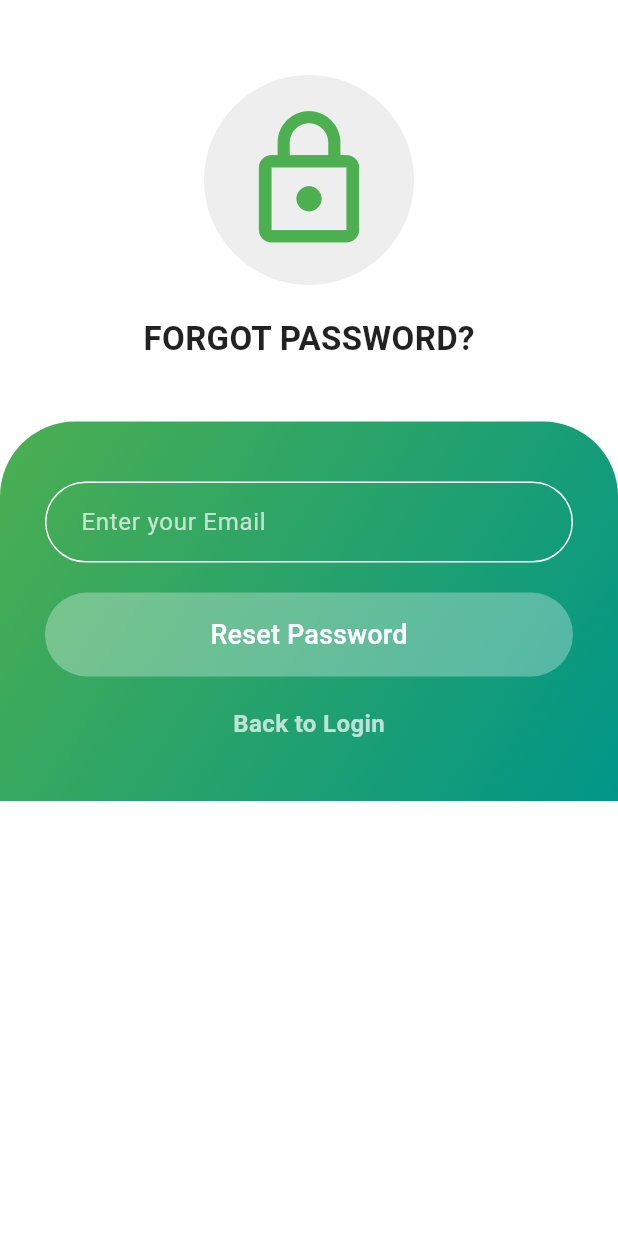
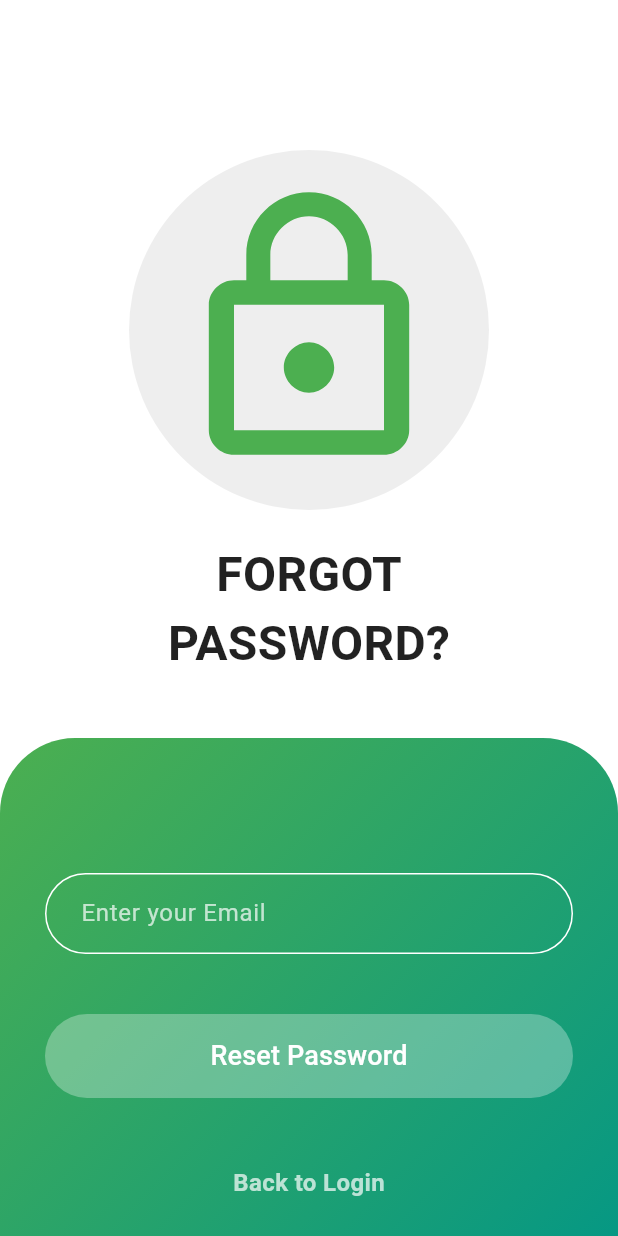
Before and after one commit to Emjay444/capstone, a Flutter app: the screen it shows after launch, after a tap on "Forgot Password? Click here", on a phone screen of 412 x 824 dp. Run offline on Flutter 3.47's test engine with Material 3 defaults, Android fonts, the phone set to English and light mode, and no system bars.

Commit message:
ui fixes

```diff
--- a/anxiety_sensor/lib/pages/Forgotpass.dart
+++ b/anxiety_sensor/lib/pages/Forgotpass.dart
@@ -10,7 +10,7 @@ class Forgotpass extends StatelessWidget {
       body: SingleChildScrollView(
         child: Column(
           children: [
-            const SizedBox(height: 50),
+            const SizedBox(height: 100),
 
             // 🔹 Lock Icon
             Container(
@@ -21,7 +21,7 @@ class Forgotpass extends StatelessWidget {
               padding: const EdgeInsets.all(20),
               child: const Icon(
                 Icons.lock_outline,
-                size: 100,
+                size: 200,
                 color: Colors.green,
               ),
             ),
@@ -30,9 +30,18 @@ class Forgotpass extends StatelessWidget {
 
             // 🔹 Forgot Password Text
             const Text(
-              "FORGOT PASSWORD?",
+              "FORGOT",
               style: TextStyle(
-                fontSize: 22,
+                fontSize: 32,
+                fontWeight: FontWeight.bold,
+                color: Colors.black87,
+              ),
+            ),
+
+            const Text(
+              "PASSWORD?",
+              style: TextStyle(
+                fontSize: 32,
                 fontWeight: FontWeight.bold,
                 color: Colors.black87,
               ),
@@ -42,7 +51,7 @@ class Forgotpass extends StatelessWidget {
 
             // 🔹 Green Curved Container for Inputs
             Container(
-              padding: const EdgeInsets.symmetric(horizontal: 30, vertical: 40),
+              padding: const EdgeInsets.symmetric(horizontal: 30, vertical: 90),
               width: double.infinity,
               decoration: const BoxDecoration(
                 gradient: LinearGradient(
@@ -79,7 +88,7 @@ class Forgotpass extends StatelessWidget {
                     keyboardType: TextInputType.emailAddress,
                   ),
 
-                  const SizedBox(height: 20),
+                  const SizedBox(height: 40),
 
                   // 🔹 Reset Password Button
                   ElevatedButton(
@@ -98,7 +107,7 @@ class Forgotpass extends StatelessWidget {
                     ),
                   ),
 
-                  const SizedBox(height: 20),
+                  const SizedBox(height: 45),
 
                   // 🔹 Back to Login Link
                   GestureDetector(
--- a/anxiety_sensor/lib/pages/Login.dart
+++ b/anxiety_sensor/lib/pages/Login.dart
@@ -142,7 +142,7 @@ class Login extends StatelessWidget {
                   decoration: BoxDecoration(
                     color: Colors.white.withOpacity(0.95),
                     borderRadius:
-                        const BorderRadius.vertical(top: Radius.circular(25)),
+                        const BorderRadius.vertical(top: Radius.circular(50)),
                   ),
                   child: Column(
                     mainAxisSize: MainAxisSize.min,
```
Also changed, not shown: anxiety_sensor/lib/pages/Signup.dart (+11 -6 lines).
